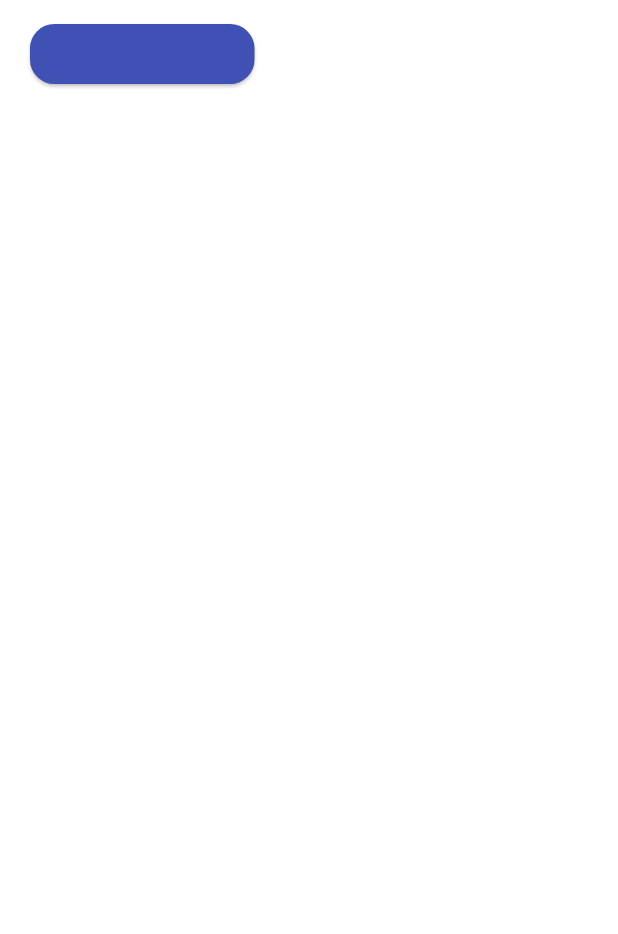
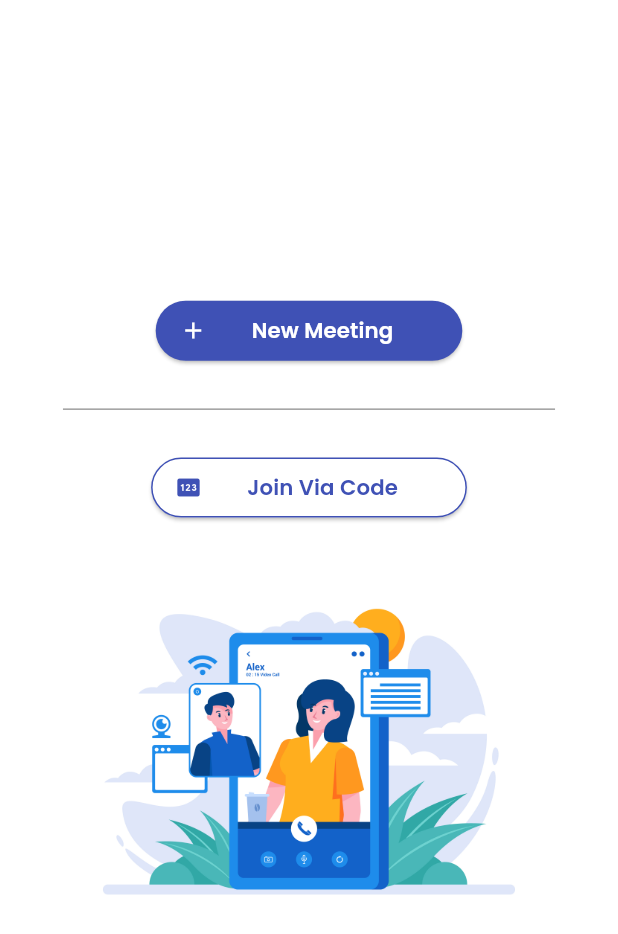
Before and after one commit to sangeeta2701/conference_app, a Flutter app: the screen it shows after launch, on a phone screen of 412 x 824 dp. Shown: the top 934 px of the screen. Run offline on Flutter 3.47's test engine with Material 3 defaults, Android fonts, the phone set to English and light mode, and no system bars; our stand-ins replace flutter_screenutil, google_fonts.

Commit message:
feat: Add background image and update text styles in HomeScreen

```diff
--- a/lib/Constants/appTextStyle.dart
+++ b/lib/Constants/appTextStyle.dart
@@ -3,14 +3,14 @@ import 'package:flutter_screenutil/flutter_screenutil.dart';
 import 'package:google_fonts/google_fonts.dart';
 import 'package:video_conference_app/Constants/appColors.dart';
 
-final whiteButtonText = GoogleFonts.poppins(
+final whiteButtonTextStyle = GoogleFonts.poppins(
   color: white,
   fontSize: 16.sp,
   fontWeight: FontWeight.w600
 );
 
 
-final themeButtonText = GoogleFonts.poppins(
+final themeButtonTextStyle = GoogleFonts.poppins(
   color: themeColor,
   fontSize: 16.sp,
   fontWeight: FontWeight.w600
--- a/lib/Screens/home_screen.dart
+++ b/lib/Screens/home_screen.dart
@@ -1,6 +1,8 @@
 import 'package:flutter/material.dart';
 import 'package:flutter_screenutil/flutter_screenutil.dart';
 import 'package:video_conference_app/Constants/appColors.dart';
+import 'package:video_conference_app/Constants/appTextStyle.dart';
+import 'package:video_conference_app/Constants/sizedBox.dart';
 
 class HomeScreen extends StatelessWidget {
   const HomeScreen({super.key});
@@ -8,21 +10,60 @@ class HomeScreen extends StatelessWidget {
   @override
   Widget build(BuildContext context) {
     return Scaffold(
-      body: SafeArea(child: Padding(
+      body: SafeArea(
+        child: Padding(
           padding: const EdgeInsets.symmetric(vertical: 12, horizontal: 20),
           child: Column(
+            mainAxisAlignment: MainAxisAlignment.center,
+            crossAxisAlignment: CrossAxisAlignment.center,
             children: [
               ElevatedButton.icon(
                 style: ElevatedButton.styleFrom(
                   backgroundColor: themeColor,
                   shape: RoundedRectangleBorder(
-                  borderRadius: BorderRadiusGeometry.circular(16.r),
-                )
+                    borderRadius: BorderRadiusGeometry.circular(20.r),
                   ),
-              onPressed: (){}, label: Text("New Meeting"),icon: Icon(Icons.add),)
+                ),
+                onPressed: () {},
+                label: Padding(
+                  padding: EdgeInsets.symmetric(horizontal: 20.w),
+                  child: Text(
+                    "New Meeting",
+                    style: whiteButtonTextStyle.copyWith(fontSize: 14.sp),
+                  ),
+                ),
+                icon: Icon(Icons.add, color: white),
+              ),
+              height20,
+              Padding(
+                padding:  EdgeInsets.symmetric(horizontal: 20.w),
+                child: Divider(color: grey),
+              ),
+              height20,
+              ElevatedButton.icon(
+                style: ElevatedButton.styleFrom(
+                  backgroundColor: white,
+                  side: BorderSide(color: themeColor, width: 1),
+                  shape: RoundedRectangleBorder(
+                    borderRadius: BorderRadiusGeometry.circular(20.r),
+                  ),
+                ),
+                onPressed: () {},
+                label: Padding(
+                  padding:  EdgeInsets.symmetric(horizontal: 20.w),
+                  child: Text(
+                    "Join Via Code",
+                    style: themeButtonTextStyle.copyWith(fontSize: 14.sp),
+                  ),
+                ),
+                icon: Icon(Icons.pin),
+              ),
+              height30,
+              Image.asset("assets/images/bg.jpg", fit: BoxFit.cover),
             ],
           ),
-      )),
+        ),
+      ),
     );
   }
 }
--- a/pubspec.yaml
+++ b/pubspec.yaml
@@ -60,8 +60,8 @@ flutter:
   uses-material-design: true
 
   # To add assets to your application, add an assets section, like this:
-  # assets:
-  #   - images/a_dot_burr.jpeg
+  assets:
+    - assets/images/
   #   - images/a_dot_ham.jpeg
 
   # An image asset can refer to one or more resolution-specific "variants", see
```
Also changed, not shown: assets/images/bg.jpg (added). Lines whose indentation alone changed are shown as unchanged.
